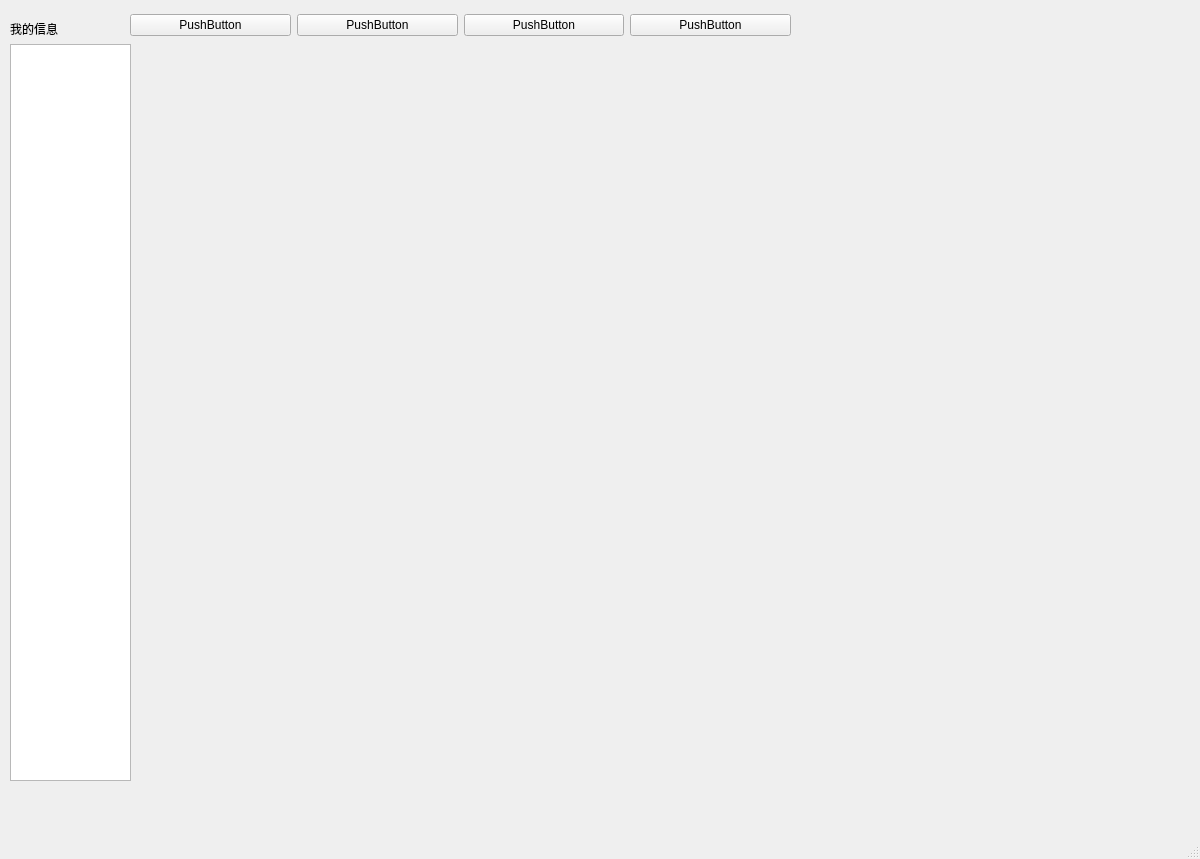
Above: mainwindow.ui from 1448947065/LHData_bom before the change. Below: the same form after it.
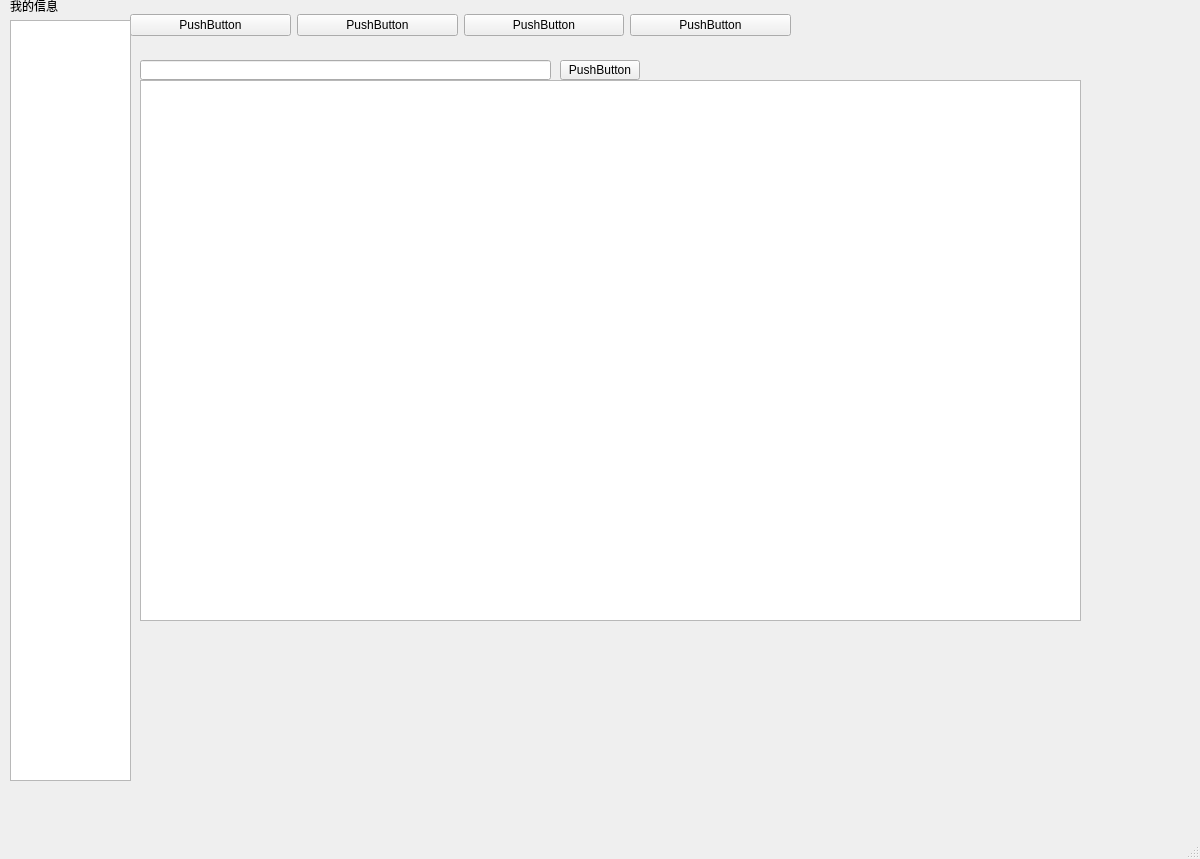
That is the form after the change.

```diff
--- a/mainwindow.ui
+++ b/mainwindow.ui
@@ -85,7 +85,34 @@
         <height>541</height>
        </rect>
       </property>
-      <layout class="QGridLayout" name="gridLayout"/>
+      <layout class="QGridLayout" name="gridLayout">
+       <item row="0" column="0">
+        <widget class="QTableView" name="tableView"/>
+       </item>
+      </layout>
+     </widget>
+     <widget class="QLineEdit" name="lineEdit">
+      <property name="geometry">
+       <rect>
+        <x>10</x>
+        <y>0</y>
+        <width>411</width>
+        <height>20</height>
+       </rect>
+      </property>
+     </widget>
+     <widget class="QPushButton" name="pushButton">
+      <property name="geometry">
+       <rect>
+        <x>430</x>
+        <y>0</y>
+        <width>80</width>
+        <height>20</height>
+       </rect>
+      </property>
+      <property name="text">
+       <string>PushButton</string>
+      </property>
      </widget>
     </widget>
     <widget class="QWidget" name="page_2"/>
@@ -101,18 +128,24 @@
      </rect>
     </property>
     <layout class="QVBoxLayout" name="verticalLayout">
-     <item>
-      <widget class="QLabel" name="label_3">
-       <property name="text">
-        <string>我的信息</string>
-       </property>
-      </widget>
-     </item>
      <item>
       <widget class="QTreeView" name="treeView"/>
      </item>
     </layout>
    </widget>
+   <widget class="QLabel" name="label_3">
+    <property name="geometry">
+     <rect>
+      <x>10</x>
+      <y>0</y>
+      <width>119</width>
+      <height>12</height>
+     </rect>
+    </property>
+    <property name="text">
+     <string>我的信息</string>
+    </property>
+   </widget>
   </widget>
   <widget class="QStatusBar" name="statusbar"/>
   <widget class="QMenuBar" name="menuBar">
```
